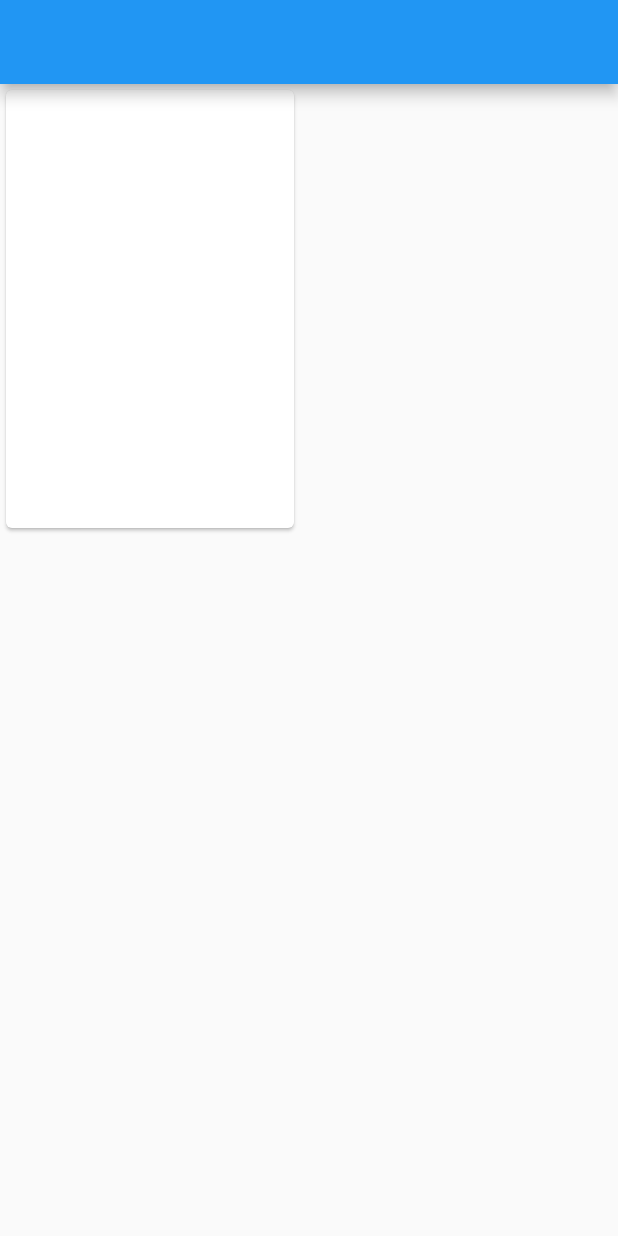
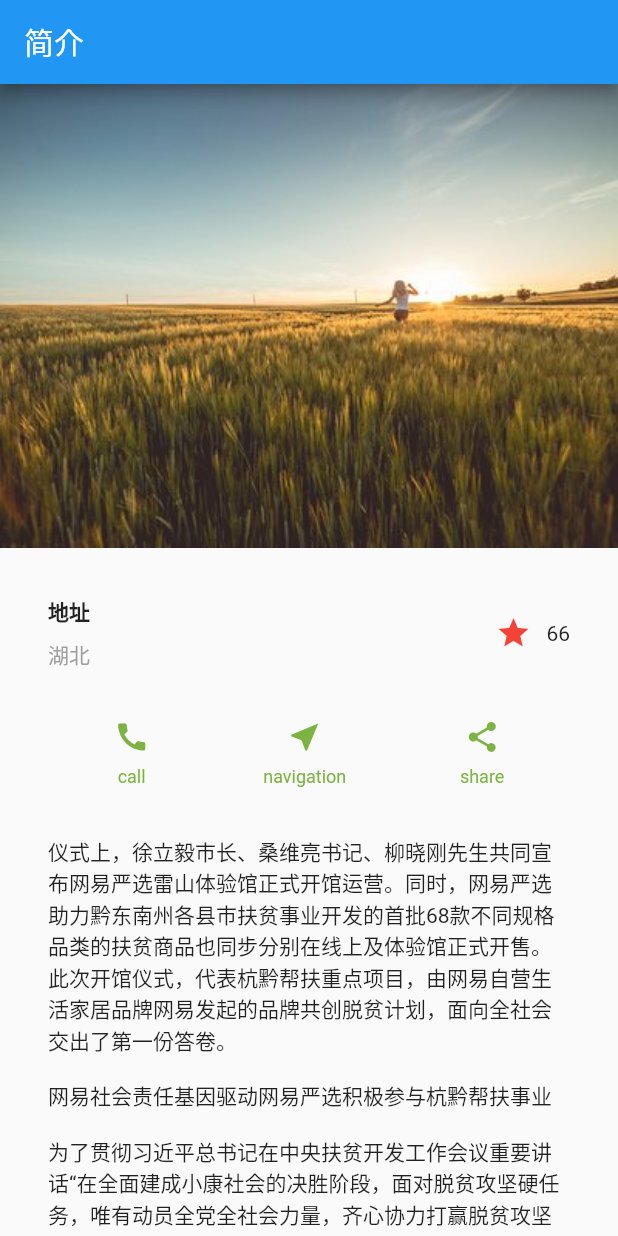
Before and after one commit to WuMingke/flutter_widget_app, a Flutter app: the screen it shows after launch, on a phone screen of 412 x 824 dp. Run offline on Flutter 3.47's test engine with Material 2 defaults, Android fonts, the phone set to English and light mode, and no system bars.

Commit message:
布局完成

```diff
--- /dev/null
+++ b/lib/layout/final_work_layout.dart
@@ -0,0 +1,108 @@
+import 'package:flutter/material.dart';
+
+class FinalWorkDemo extends StatelessWidget {
+  @override
+  Widget build(BuildContext context) {
+    // TODO: implement build
+    Widget addressContainer = Container(
+      padding: EdgeInsets.all(32),
+      child: Row(
+        children: <Widget>[
+          Expanded(
+            child: Column(
+              crossAxisAlignment: CrossAxisAlignment.start,
+              children: <Widget>[
+                Container(
+                  padding: EdgeInsets.only(bottom: 8),
+                  child: Text(
+                    "地址",
+                    style: TextStyle(
+                      fontWeight: FontWeight.bold,
+                    ),
+                  ),
+                ),
+                Text(
+                  "湖北",
+                  style: TextStyle(color: Colors.grey[500]),
+                )
+              ],
+            ),
+          ),
+          Container(
+            margin: EdgeInsets.only(right: 10),
+            child: Icon(
+              Icons.star,
+              color: Colors.red[500],
+            ),
+          ),
+          Text("66"),
+        ],
+      ),
+    );
+
+    buildButtonColumn(icon, text) {
+      return Column(
+        mainAxisSize: MainAxisSize.min,
+        mainAxisAlignment: MainAxisAlignment.center,
+        children: <Widget>[
+          Icon(
+            icon,
+            color: Colors.lightGreen[600],
+          ),
+          Container(
+            margin: EdgeInsets.only(top: 8),
+            child: Text(
+              text,
+              style: TextStyle(
+                  fontSize: 12,
+                  fontWeight: FontWeight.w400,
+                  color: Colors.lightGreen[600]),
+            ),
+          ),
+        ],
+      );
+    }
+
+    Widget buttonContainer = Container(
+      child: Row(
+        mainAxisAlignment: MainAxisAlignment.spaceEvenly,
+        children: <Widget>[
+          buildButtonColumn(Icons.call, "call"),
+          buildButtonColumn(Icons.near_me, "navigation"),
+          buildButtonColumn(Icons.share, "share"),
+        ],
+      ),
+    );
+
+    Widget textWidget = Container(
+      padding: EdgeInsets.all(32),
+      child: Text(
+        '''仪式上，徐立毅市长、桑维亮书记、柳晓刚先生共同宣布网易严选雷山体验馆正式开馆运营。同时，网易严选助力黔东南州各县市扶贫事业开发的首批68款不同规格品类的扶贫商品也同步分别在线上及体验馆正式开售。此次开馆仪式，代表杭黔帮扶重点项目，由网易自营生活家居品牌网易发起的品牌共创脱贫计划，面向全社会交出了第一份答卷。
+
+网易社会责任基因驱动网易严选积极参与杭黔帮扶事业
+
+为了贯彻习近平总书记在中央扶贫开发工作会议重要讲话“在全面建成小康社会的决胜阶段，面对脱贫攻坚硬任务，唯有动员全党全社会力量，齐心协力打赢脱贫攻坚战”，杭州市委市政府秉持强烈的政治责任感和使命感，以“政府援助、人才支持、企业合作、社会参与”的工作格局，承担起对口帮扶重任，致力帮助贵州省黔东南州坚决打赢脱贫攻坚战。
+
+作为杭州市重要的民营企业，网易公司积极响应党中央国务院号召，不断探索作为世界一流互联网公司，发挥科技、人才优势助力东西部扶贫协作的新思路与新模式。网易公司最重要的核心引擎业务之一，网易自营生活家居品牌网易严选在网易社会责任基因驱动下，认真论证严选模式赋能扶贫事业可行性，宣布启动品牌共创脱贫计划，助力开发社会帮扶资源与精准扶贫有效对接的可持续扶贫新模式。''',
+        softWrap: true,
+      ),
+    );
+
+    return Scaffold(
+      appBar: AppBar(
+        title: Text("简介"),
+      ),
+      body: ListView(
+        children: <Widget>[
+          Image.asset(
+            "images/1.jpeg",
+            fit: BoxFit.cover,
+          ),
+          addressContainer,
+          buttonContainer,
+          textWidget,
+        ],
+      ),
+    );
+  }
+}
--- a/lib/main.dart
+++ b/lib/main.dart
@@ -24,6 +24,8 @@ import 'layout/fitted_box_layout.dart';
 import 'layout/stack_layout.dart';
 import 'layout/overflow_box_layout.dart';
 import 'layout/size_box_layout.dart';
+import 'layout/table_layout.dart';
+import 'layout/final_work_layout.dart';
 
 void main() => runApp(MyApp());
 
@@ -35,7 +37,9 @@ class MyApp extends StatelessWidget {
     return MaterialApp(
       title: 'Flutter Demo',
       theme: ThemeData.light(),
-      home: SizeBoxLayout(),
+      home: FinalWorkDemo(),
+      // home: SizeBoxLayout(),
+      // home: TableLayoutDemo(),
       // home: OverflowLayoutDemo(),
       //home: StackLayoutDemo(),
       //home: FittedBoxLayout(),
```
Also changed, not shown: lib/layout/table_layout.dart (+51 -1 lines).
